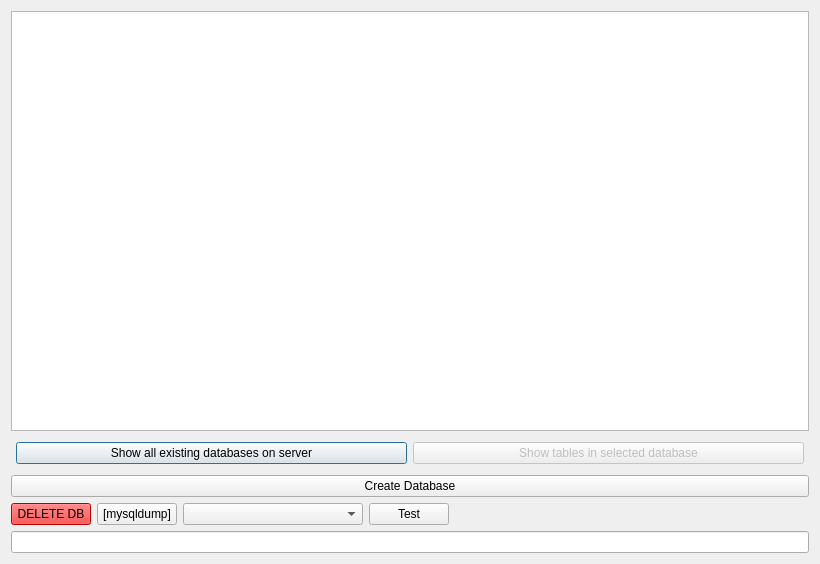
This is databases.ui in TiReks33/adb-explorer as Qt 5 draws it before an edit. The edited form follows.
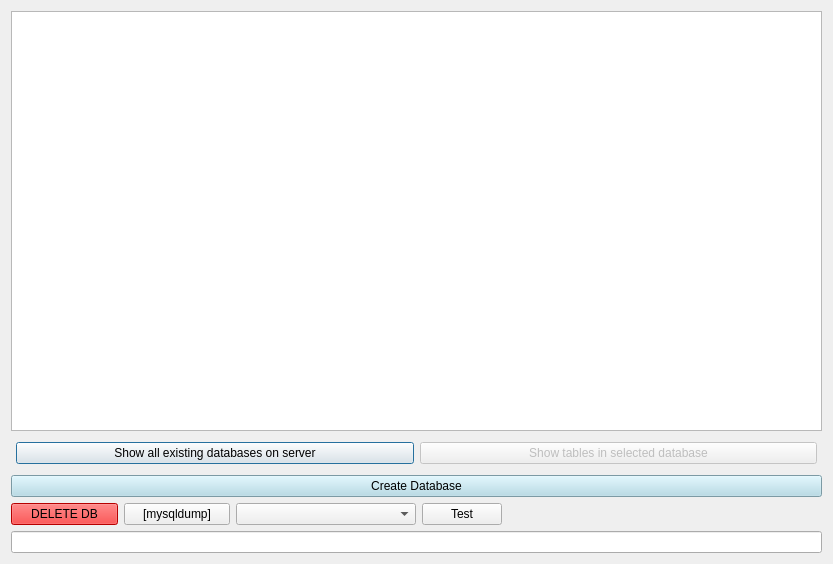
This is the edited form.

What changed in the file:
```diff
--- a/databases.ui
+++ b/databases.ui
@@ -6,7 +6,7 @@
    <rect>
     <x>0</x>
     <y>0</y>
-    <width>672</width>
+    <width>833</width>
     <height>564</height>
    </rect>
   </property>
@@ -66,6 +66,9 @@
    </item>
    <item>
     <widget class="QPushButton" name="create_db_button">
+     <property name="styleSheet">
+      <string notr="true">background: lightblue;</string>
+     </property>
      <property name="text">
       <string>Create Database</string>
      </property>
@@ -141,7 +144,7 @@
        </property>
        <property name="sizeHint" stdset="0">
         <size>
-         <width>360</width>
+         <width>320</width>
          <height>20</height>
         </size>
        </property>
```
